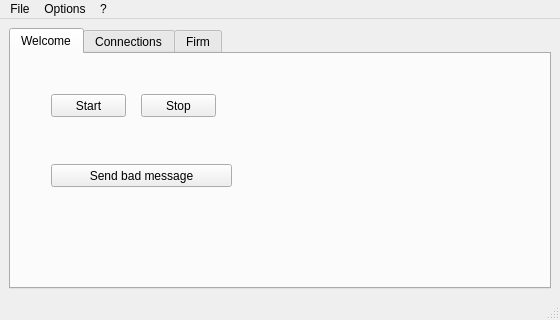
Before: the Qt Designer form network-example/network-server/forms/ServerMainWindow.ui in hasboeuf/hb, drawn with Qt 5.
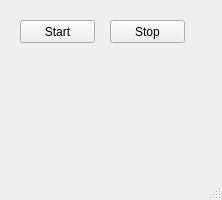
After: the same form once the commit is applied.

What changed in the file:
```diff
--- a/network-example/network-server/forms/ServerMainWindow.ui
+++ b/network-example/network-server/forms/ServerMainWindow.ui
@@ -6,29 +6,19 @@
    <rect>
     <x>0</x>
     <y>0</y>
-    <width>560</width>
-    <height>320</height>
+    <width>222</width>
+    <height>200</height>
    </rect>
   </property>
   <property name="windowTitle">
    <string>MainWindow</string>
   </property>
   <widget class="QWidget" name="centralwidget">
-   <layout class="QVBoxLayout" name="verticalLayout">
-    <item>
-     <widget class="QTabWidget" name="tabWidget">
-      <property name="currentIndex">
-       <number>0</number>
-      </property>
-      <widget class="QWidget" name="tab">
-       <attribute name="title">
-        <string>Welcome</string>
-       </attribute>
        <widget class="QPushButton" name="ui_qpb_start">
         <property name="geometry">
          <rect>
-          <x>40</x>
-          <y>40</y>
+      <x>20</x>
+      <y>20</y>
           <width>75</width>
           <height>23</height>
          </rect>
@@ -37,24 +27,11 @@
          <string>Start</string>
         </property>
        </widget>
-       <widget class="QPushButton" name="pushButton">
-        <property name="geometry">
-         <rect>
-          <x>40</x>
-          <y>110</y>
-          <width>181</width>
-          <height>23</height>
-         </rect>
-        </property>
-        <property name="text">
-         <string>Send bad message</string>
-        </property>
-       </widget>
        <widget class="QPushButton" name="ui_qpb_stop">
         <property name="geometry">
          <rect>
-          <x>130</x>
-          <y>40</y>
+      <x>110</x>
+      <y>20</y>
           <width>75</width>
           <height>23</height>
          </rect>
@@ -64,62 +41,15 @@
         </property>
        </widget>
       </widget>
-      <widget class="QWidget" name="tab_3">
-       <attribute name="title">
-        <string>Connections</string>
-       </attribute>
-       <layout class="QVBoxLayout" name="verticalLayout_2">
-        <item>
-         <widget class="QTableView" name="qtv_users"/>
-        </item>
-       </layout>
-      </widget>
-      <widget class="QWidget" name="tab_2">
-       <attribute name="title">
-        <string>Firm</string>
-       </attribute>
-       <layout class="QVBoxLayout" name="verticalLayout_4">
-        <item>
-         <widget class="QTableView" name="qtv_firms"/>
-        </item>
-       </layout>
-      </widget>
-     </widget>
-    </item>
-   </layout>
-  </widget>
   <widget class="QMenuBar" name="menubar">
    <property name="geometry">
     <rect>
      <x>0</x>
      <y>0</y>
-     <width>560</width>
+     <width>222</width>
      <height>21</height>
     </rect>
    </property>
-   <widget class="QMenu" name="menuFile">
-    <property name="title">
-     <string>File</string>
-    </property>
-    <addaction name="ui_qa_exit"/>
-   </widget>
-   <widget class="QMenu" name="menuOptions">
-    <property name="title">
-     <string>Options</string>
-    </property>
-    <addaction name="ui_qa_logs"/>
-    <addaction name="ui_qa_preferences"/>
-   </widget>
-   <widget class="QMenu" name="menu">
-    <property name="title">
-     <string>?</string>
-    </property>
-    <addaction name="ui_qa_help"/>
-    <addaction name="ui_qa_about"/>
-   </widget>
-   <addaction name="menuFile"/>
-   <addaction name="menuOptions"/>
-   <addaction name="menu"/>
   </widget>
   <widget class="QStatusBar" name="statusbar"/>
   <action name="ui_qa_exit">
```
Lines whose indentation alone changed are shown as unchanged.
